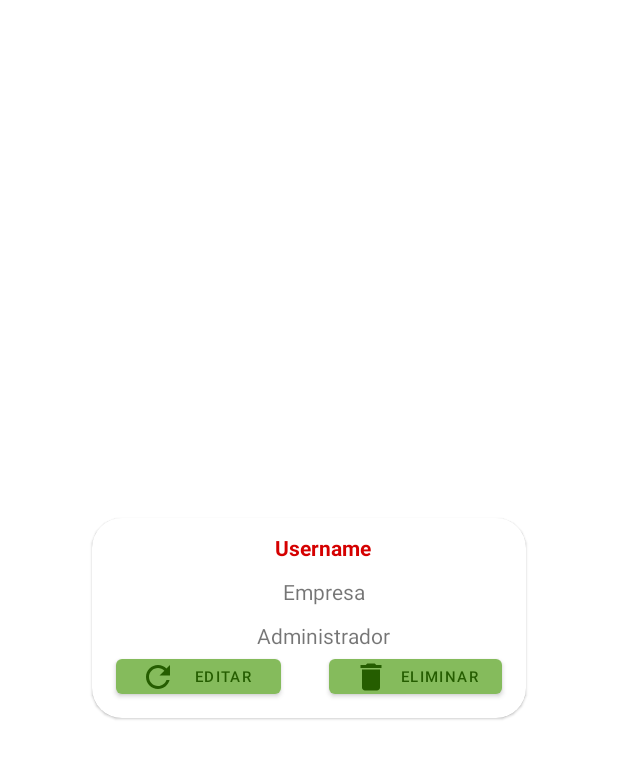
After one commit to LastSolution/ProyectoBit, an Android app: the layout cardview_usuario.xml on its own in the app's theme, with its tools: preview values and no code run, on a phone screen of 412 x 824 dp. The commit adds this screen. Shown: the top 759 px of the screen. Run offline under Robolectric (Android 15) with nearby library versions, the phone set to English and light mode, and no system bars.

Commit message:
AbmUsuarios A medio Terminar (App con errores)

```diff
--- a/app/build.gradle
+++ b/app/build.gradle
@@ -42,6 +42,7 @@ dependencies {
     implementation 'androidx.lifecycle:lifecycle-livedata-ktx:2.3.1'
     implementation 'androidx.lifecycle:lifecycle-viewmodel-ktx:2.3.1'
     implementation "androidx.recyclerview:recyclerview:1.1.0"
+    implementation 'androidx.legacy:legacy-support-v4:1.0.0'
     testImplementation 'junit:junit:4.+'
     androidTestImplementation 'androidx.test.ext:junit:1.1.1'
     androidTestImplementation 'androidx.test.espresso:espresso-core:3.2.0'
--- a/app/src/main/java/com/LastSolutionTeam/tastit/AbmActivity.java
+++ b/app/src/main/java/com/LastSolutionTeam/tastit/AbmActivity.java
@@ -21,7 +21,7 @@ public class AbmActivity extends AppCompatActivity {
         // menu should be considered as top level destinations.
 
         AppBarConfiguration appBarConfiguration = new AppBarConfiguration.Builder(
-                R.id.navigation_home, R.id.navigation_dashboard, R.id.navigation_notifications)
+                R.id.navigation_home, R.id.navigation_dashboard, R.id.navigation_notifications, R.id.navigation_usuarios)
                 .build();
 
         navView.setItemIconTintList(null);
--- a/app/src/main/java/com/LastSolutionTeam/tastit/Adaptadores/EmpresaAdaptador.java
+++ b/app/src/main/java/com/LastSolutionTeam/tastit/Adaptadores/EmpresaAdaptador.java
@@ -4,7 +4,6 @@ import android.app.Activity;
 import android.content.Intent;
 import android.graphics.Bitmap;
 import android.graphics.BitmapFactory;
-import android.util.Base64;
 import android.view.LayoutInflater;
 import android.view.View;
 import android.view.ViewGroup;
--- /dev/null
+++ b/app/src/main/res/drawable/ic_baseline_search_24.xml
@@ -0,0 +1,5 @@
+<vector android:height="24dp" android:tint="#B7FF99"
+    android:viewportHeight="24" android:viewportWidth="24"
+    android:width="24dp" xmlns:android="http://schemas.android.com/apk/res/android">
+    <path android:fillColor="@android:color/white" android:pathData="M15.5,14h-0.79l-0.28,-0.27C15.41,12.59 16,11.11 16,9.5 16,5.91 13.09,3 9.5,3S3,5.91 3,9.5 5.91,16 9.5,16c1.61,0 3.09,-0.59 4.23,-1.57l0.27,0.28v0.79l5,4.99L20.49,19l-4.99,-5zM9.5,14C7.01,14 5,11.99 5,9.5S7.01,5 9.5,5 14,7.01 14,9.5 11.99,14 9.5,14z"/>
+</vector>
--- a/app/src/main/res/layout/activity_abm.xml
+++ b/app/src/main/res/layout/activity_abm.xml
@@ -6,6 +6,7 @@
     android:layout_width="match_parent"
     android:layout_height="match_parent"
     >
+
 
     <com.google.android.material.bottomnavigation.BottomNavigationView
         android:id="@+id/nav_view"
--- /dev/null
+++ b/app/src/main/res/layout/cardview_usuario.xml
@@ -0,0 +1,96 @@
+<?xml version="1.0" encoding="utf-8"?>
+<com.google.android.material.card.MaterialCardView
+    xmlns:android="http://schemas.android.com/apk/res/android"
+    xmlns:card_view="http://schemas.android.com/tools"
+    xmlns:app="http://schemas.android.com/apk/res-auto"
+    android:layout_width="wrap_content"
+    android:layout_height="wrap_content"
+    android:layout_margin="5dp"
+    android:layout_gravity="center"
+    app:cardCornerRadius="20dp"
+    android:elevation="15dp"
+    card_view:contentPadding="5dp">
+
+    <LinearLayout
+        android:layout_width="match_parent"
+        android:layout_height="match_parent"
+        android:orientation="vertical">
+        <LinearLayout
+            android:layout_width="match_parent"
+            android:layout_height="wrap_content"
+            android:orientation="vertical"
+
+           >
+                <TextView
+                    android:id="@+id/txtUserName"
+                    android:layout_width="match_parent"
+                    android:layout_height="wrap_content"
+                    android:layout_gravity="center"
+                    android:layout_marginTop="10dp"
+                    android:layout_marginLeft="10dp"
+                    android:textColor="@color/red"
+                    android:textStyle="bold"
+                    android:textAlignment="center"
+                    android:text="Username"/>
+            <TextView
+                android:id="@+id/txtEmpresaUsuario"
+                android:layout_width="match_parent"
+                android:layout_height="wrap_content"
+                android:layout_gravity="center"
+                android:layout_marginTop="10dp"
+                android:layout_marginLeft="10dp"
+                android:textAlignment="center"
+                android:text="Empresa"/>
+                <TextView
+                    android:id="@+id/txtTipoUsuario"
+                    android:layout_width="match_parent"
+                    android:layout_height="wrap_content"
+                    android:layout_gravity="center"
+                    android:layout_marginTop="10dp"
+                    android:layout_marginLeft="10dp"
+                    android:textAlignment="center"
+                    android:text="Administrador"/>
+
+
+
+        </LinearLayout>
+        <LinearLayout
+            android:layout_width="wrap_content"
+            android:layout_height="wrap_content"
+            android:layout_marginBottom="10dp"
+            android:orientation="horizontal"
+            >
+
+            <com.google.android.material.button.MaterialButton
+                android:layout_width="110dp"
+                android:layout_height="35dp"
+                android:id="@+id/ModificarUsuario"
+                android:layout_marginHorizontal="@dimen/activity_horizontal_margin"
+                android:bottomRightRadius="20dp"
+                android:bottomLeftRadius="20dp"
+                android:topLeftRadius="20dp"
+                android:topRightRadius="20dp"
+                app:icon="@drawable/ic_baseline_refresh_24"
+                android:text="Editar"
+                android:textSize="10dp"/>
+
+            <com.google.android.material.button.MaterialButton
+                android:layout_width="115dp"
+                android:layout_height="35dp"
+                android:id="@+id/EliminarUsuario"
+                android:layout_marginHorizontal="@dimen/activity_horizontal_margin"
+                android:bottomRightRadius="20dp"
+                android:bottomLeftRadius="20dp"
+                android:topLeftRadius="20dp"
+                android:topRightRadius="20dp"
+                app:icon="@drawable/ic_baseline_delete_24"
+                android:text="Eliminar"
+                android:textSize="10dp"
+                />
+
+        </LinearLayout>
+
+    </LinearLayout>
+
+
+</com.google.android.material.card.MaterialCardView>
--- a/app/src/main/res/layout/fragment_carta.xml
+++ b/app/src/main/res/layout/fragment_carta.xml
@@ -18,5 +18,6 @@
         app:layout_constraintBottom_toBottomOf="parent"
         app:layout_constraintEnd_toEndOf="parent"
         app:layout_constraintStart_toStartOf="parent"
-        app:layout_constraintTop_toTopOf="parent" />
+        app:layout_constraintTop_toTopOf="parent"
+        android:gravity="center_horizontal" />
 </androidx.constraintlayout.widget.ConstraintLayout>
--- a/app/src/main/res/values/strings.xml
+++ b/app/src/main/res/values/strings.xml
@@ -4,4 +4,6 @@
     <string name="title_home">Home</string>
     <string name="title_dashboard">Dashboard</string>
     <string name="title_notifications">Notifications</string>
+    <!-- TODO: Remove or change this placeholder text -->
+    <string name="hello_blank_fragment">Hello blank fragment</string>
 </resources>
```
Also changed, not shown: app/src/main/AndroidManifest.xml (+7 -5 lines), app/src/main/java/com/LastSolutionTeam/tastit/Adaptadores/UsuarioAdaptador.java (added, +46 -0 lines), app/src/main/java/com/LastSolutionTeam/tastit/AdaptadoresSpinners/EmpresaSpinner.java (added, +28 -0 lines), app/src/main/java/com/LastSolutionTeam/tastit/POJO/Usuario.java (+29 -0 lines), app/src/main/java/com/LastSolutionTeam/tastit/UsuariosActivity.java (added, +64 -0 lines), app/src/main/java/com/LastSolutionTeam/tastit/ui/abmusuarios/UsuariosFragment.java (added, +58 -0 lines), app/src/main/res/drawable/ic_baseline_account_circle_24.xml (added, +10 -0 lines), app/src/main/res/drawable/ic_baseline_menu_24.xml (added, +10 -0 lines), app/src/main/res/layout/activity_usuarios.xml (added, +51 -0 lines), app/src/main/res/layout/fragment_abm_usuarios.xml (added, +39 -0 lines), app/src/main/res/menu/bottom_nav_menu.xml (+9 -1 lines), app/src/main/res/navigation/mobile_navigation.xml (+7 -0 lines).
